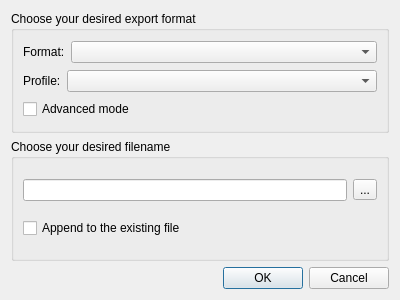
beppec56/MediaInfo-git_svn, file Source/GUI/Qt/export.ui: the form before one commit.
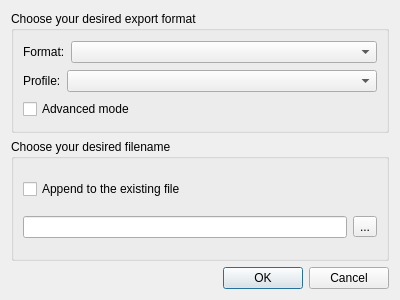
The form after the commit.

```diff
--- a/Source/GUI/Qt/export.ui
+++ b/Source/GUI/Qt/export.ui
@@ -78,23 +78,23 @@
       <string>Choose your desired filename</string>
      </property>
      <layout class="QGridLayout" name="gridLayout">
-      <item row="0" column="0">
-       <widget class="QLineEdit" name="lineEdit"/>
-      </item>
       <item row="1" column="0">
-       <widget class="QCheckBox" name="appendToFile">
-        <property name="text">
-         <string>Append to the existing file</string>
-        </property>
-       </widget>
+       <widget class="QLineEdit" name="lineEdit"/>
       </item>
-      <item row="0" column="1">
+      <item row="1" column="1">
        <widget class="QToolButton" name="toolButton">
         <property name="text">
          <string>...</string>
         </property>
        </widget>
       </item>
+      <item row="0" column="0">
+       <widget class="QCheckBox" name="appendToFile">
+        <property name="text">
+         <string>Append to the existing file</string>
+        </property>
+       </widget>
+      </item>
      </layout>
     </widget>
    </item>
```
